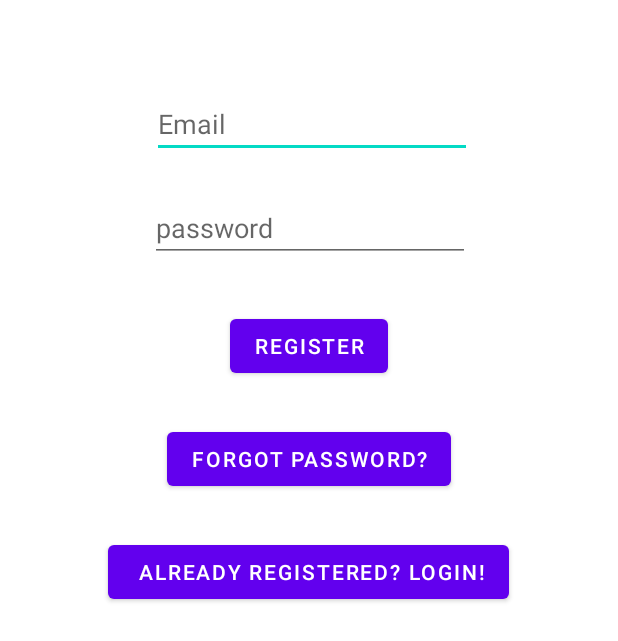
After one commit to craymon777/NousProject, an Android app: the SignupActivity screen opened directly, with no data from a screen before it, on a phone screen of 412 x 824 dp. The commit adds this screen. Shown: the top 641 px of the screen. Run offline under Robolectric (Android 15) with nearby library versions, the phone set to English and light mode, and no system bars; our stand-ins replace Firebase (no records; nobody signed in at launch, a user with empty details on screens opened directly).

Commit message:
Login, Register, Reset password and  Sign Out

```diff
--- /dev/null
+++ b/app/src/main/java/com/example/nous/SignupActivity.java
@@ -0,0 +1,94 @@
+package com.example.nous;
+
+import androidx.annotation.NonNull;
+import androidx.appcompat.app.AppCompatActivity;
+
+import android.content.Intent;
+import android.os.Bundle;
+import android.text.TextUtils;
+import android.view.View;
+import android.widget.Button;
+import android.widget.EditText;
+import android.widget.Toast;
+
+import com.google.android.gms.tasks.OnCompleteListener;
+import com.google.android.gms.tasks.Task;
+import com.google.firebase.auth.AuthResult;
+import com.google.firebase.auth.FirebaseAuth;
+
+public class SignupActivity extends AppCompatActivity {
+
+    private EditText inputEmail, inputPassword;
+    private Button btnLogin, btnRegister, btnResetPassword;
+    private FirebaseAuth auth;
+
+    @Override
+    protected void onCreate(Bundle savedInstanceState) {
+        super.onCreate(savedInstanceState);
+        setContentView(R.layout.activity_signup);
+
+        auth = FirebaseAuth.getInstance();
+
+        btnLogin = (Button) findViewById(R.id.buttonlogin2);
+        btnRegister = (Button) findViewById(R.id.buttonconfirm);
+        inputEmail = (EditText) findViewById(R.id.email);
+        inputPassword = (EditText) findViewById(R.id.password);
+        btnResetPassword = (Button) findViewById(R.id.buttonforgotpass);
+
+        btnResetPassword.setOnClickListener(new View.OnClickListener() {
+            @Override
+            public void onClick(View v) {
+                startActivity(new Intent(SignupActivity.this, ForgotPasswordActivity.class));
+            }
+        });
+
+        btnLogin.setOnClickListener(new View.OnClickListener() {
+            @Override
+            public void onClick(View v) {
+                finish();
+            }
+        });
+
+        btnRegister.setOnClickListener(new View.OnClickListener() {
+            @Override
+            public void onClick(View v) {
+
+                String email = inputEmail.getText().toString().trim();
+                String password = inputPassword.getText().toString().trim();
+
+                if (TextUtils.isEmpty(email)) {
+                    Toast.makeText(getApplicationContext(), "Enter email address!", Toast.LENGTH_SHORT).show();
+                    return;
+                }
+
+                if (TextUtils.isEmpty(password)) {
+                    Toast.makeText(getApplicationContext(), "Enter password!", Toast.LENGTH_SHORT).show();
+                    return;
+                }
+
+                if (password.length() < 6) {
+                    Toast.makeText(getApplicationContext(), "Password too short, enter minimum 6 characters!", Toast.LENGTH_SHORT).show();
+                    return;
+                }
+
+
+
+                auth.createUserWithEmailAndPassword(email, password)
+                        .addOnCompleteListener(SignupActivity.this, new OnCompleteListener<AuthResult>() {
+                            @Override
+                            public void onComplete(@NonNull Task<AuthResult> task) {
+                                Toast.makeText(SignupActivity.this, "createUserWithEmail:onComplete:" + task.isSuccessful(), Toast.LENGTH_SHORT).show();
+                                if (!task.isSuccessful()) {
+                                    Toast.makeText(SignupActivity.this, "Authentication failed." + task.getException(),
+                                            Toast.LENGTH_SHORT).show();
+                                } else {
+                                    startActivity(new Intent(SignupActivity.this, MainActivity.class));
+                                    finish();
+                                }
+                            }
+                        });
+
+            }
+        });
+    }
+}
--- a/app/src/main/java/com/example/nous/SplashActivity.java
+++ b/app/src/main/java/com/example/nous/SplashActivity.java
@@ -20,7 +20,7 @@ public class SplashActivity extends AppCompatActivity {
         new Handler().postDelayed(new Runnable() {
             @Override
             public void run() {
-                Intent intent = new Intent(SplashActivity.this, HomeActivity.class);
+                Intent intent = new Intent(SplashActivity.this, LoginActivity.class);
                 startActivity(intent);
 
                 finish();
--- /dev/null
+++ b/app/src/main/res/layout/activity_signup.xml
@@ -0,0 +1,76 @@
+<?xml version="1.0" encoding="utf-8"?>
+<androidx.constraintlayout.widget.ConstraintLayout xmlns:android="http://schemas.android.com/apk/res/android"
+    xmlns:app="http://schemas.android.com/apk/res-auto"
+    xmlns:tools="http://schemas.android.com/tools"
+    android:layout_width="match_parent"
+    android:layout_height="match_parent"
+    android:fitsSystemWindows="true"
+    tools:context=".SignupActivity">
+
+    <Button
+        android:id="@+id/buttonlogin2"
+        android:layout_width="wrap_content"
+        android:layout_height="wrap_content"
+        android:layout_marginStart="72dp"
+        android:layout_marginTop="27dp"
+        android:layout_marginEnd="73dp"
+        android:text=" Already registered? Login!"
+        app:layout_constraintEnd_toEndOf="parent"
+        app:layout_constraintHorizontal_bias="0.0"
+        app:layout_constraintStart_toStartOf="parent"
+        app:layout_constraintTop_toBottomOf="@+id/buttonforgotpass" />
+
+    <EditText
+        android:id="@+id/email"
+        android:layout_width="wrap_content"
+        android:layout_height="wrap_content"
+        android:layout_marginStart="101dp"
+        android:layout_marginTop="60dp"
+        android:layout_marginEnd="101dp"
+        android:ems="10"
+        android:hint="Email"
+        android:inputType="textPersonName"
+        app:layout_constraintEnd_toEndOf="parent"
+        app:layout_constraintHorizontal_bias="0.0"
+        app:layout_constraintStart_toStartOf="parent"
+        app:layout_constraintTop_toTopOf="parent" />
+
+    <EditText
+        android:id="@+id/password"
+        android:layout_width="wrap_content"
+        android:layout_height="wrap_content"
+        android:layout_marginStart="101dp"
+        android:layout_marginTop="24dp"
+        android:layout_marginEnd="100dp"
+        android:ems="10"
+        android:hint="password"
+        android:inputType="textPassword"
+        app:layout_constraintEnd_toEndOf="parent"
+        app:layout_constraintStart_toStartOf="parent"
+        app:layout_constraintTop_toBottomOf="@+id/email" />
+
+    <Button
+        android:id="@+id/buttonconfirm"
+        android:layout_width="wrap_content"
+        android:layout_height="wrap_content"
+        android:layout_marginStart="153dp"
+        android:layout_marginTop="32dp"
+        android:layout_marginEnd="153dp"
+        android:text="Register"
+        app:layout_constraintEnd_toEndOf="parent"
+        app:layout_constraintStart_toStartOf="parent"
+        app:layout_constraintTop_toBottomOf="@+id/password" />
+
+    <Button
+        android:id="@+id/buttonforgotpass"
+        android:layout_width="wrap_content"
+        android:layout_height="wrap_content"
+        android:layout_marginStart="111dp"
+        android:layout_marginTop="27dp"
+        android:layout_marginEnd="111dp"
+        android:text="Forgot password?"
+        app:layout_constraintEnd_toEndOf="parent"
+        app:layout_constraintStart_toStartOf="parent"
+        app:layout_constraintTop_toBottomOf="@+id/buttonconfirm" />
+
+</androidx.constraintlayout.widget.ConstraintLayout>
--- /dev/null
+++ b/app/src/main/res/values/dimens.xml
@@ -0,0 +1,6 @@
+<resources>
+    <!-- Default screen margins, per the Android Design guidelines. -->
+    <dimen name="activity_horizontal_margin">16dp</dimen>
+    <dimen name="activity_vertical_margin">16dp</dimen>
+    <dimen name="fab_margin">16dp</dimen>
+</resources>
--- a/build.gradle
+++ b/build.gradle
@@ -6,6 +6,7 @@ buildscript {
     }
     dependencies {
         classpath "com.android.tools.build:gradle:4.1.1"
+        classpath 'com.google.gms:google-services:4.3.3'
 
         // NOTE: Do not place your application dependencies here; they belong
         // in the individual module build.gradle files
```
Also changed, not shown: app/build.gradle (+8 -1 lines), app/src/main/AndroidManifest.xml (+5 -2 lines), app/src/main/java/com/example/nous/ForgotPasswordActivity.java (added, +67 -0 lines), app/src/main/java/com/example/nous/LoginActivity.java (added, +94 -0 lines), app/src/main/java/com/example/nous/MainActivity.java (+28 -0 lines), app/src/main/res/layout/activity_forgot_password.xml (added, +59 -0 lines), app/src/main/res/layout/activity_login.xml (added, +75 -0 lines), app/src/main/res/layout/activity_main.xml (+14 -1 lines), app/src/main/res/values/strings.xml (+18 -0 lines), app/src/main/res/values/themes.xml (+9 -0 lines).
